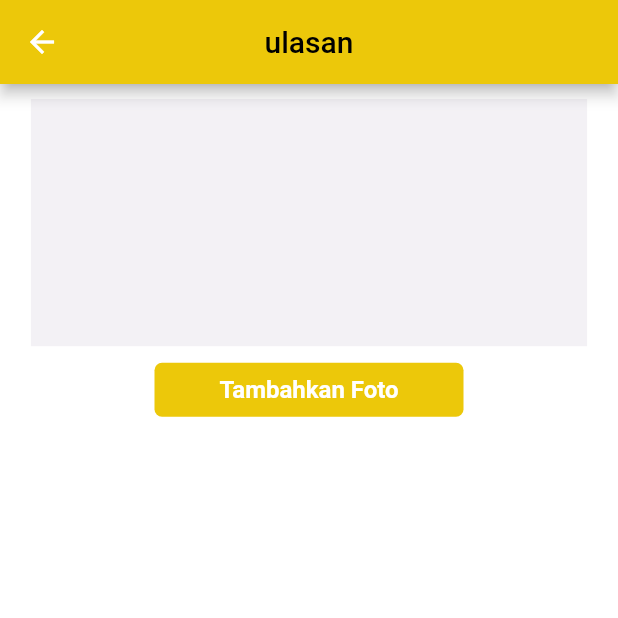
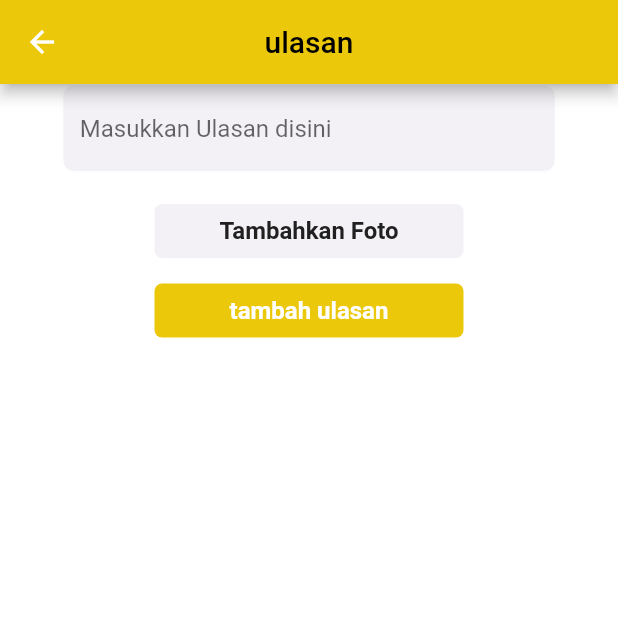
Before and after one commit to ihzapradana/MicroJ, a Flutter app: the Ulasan screen opened directly, on a phone screen of 412 x 824 dp, the top half of it. Run offline on Flutter 3.47's test engine with Material 2 defaults, Android fonts, the phone set to English and light mode, and no system bars; our stand-ins replace cloud_firestore, firebase_auth, firebase_core, getwidget, google_maps_flutter, image_picker; accounts and stored records are empty; Roboto replaces fonts that are missing (Poppins).

Commit message:
ngubah ulasan dikit

```diff
--- a/lib/category.dart
+++ b/lib/category.dart
@@ -27,12 +27,13 @@ class _categoryState extends State<category> {
             'nama': e['nama'],
             'jarak': e['jarak'],
             'deskripsi': e['deskripsi'],
-            'gambar' : e['gambar']
+            'gambar': e['gambar']
           };
         }).toList();
       });
     });
   }
+
   @override
   Widget build(BuildContext context) {
     final tinggi = MediaQuery.of(context).size.height;
@@ -40,8 +41,11 @@ class _categoryState extends State<category> {
     return Scaffold(
       resizeToAvoidBottomInset: false,
       appBar: AppBar(
-        title: Text("Category Olahan Makanan", style: TextStyle(color: Colors.black),),
-        backgroundColor: Colors.white,
+        title: Text(
+          "Category Olahan Makanan",
+          style: TextStyle(color: Colors.black),
+        ),
+        backgroundColor: Color(0xFFECC80A),
       ),
       body: Column(
         children: [
@@ -51,7 +55,6 @@ class _categoryState extends State<category> {
                 itemBuilder: (_, int index) {
                   var item = list_item[index];
                   return Container(
-
                     child: Row(
                       children: [
                         Container(
@@ -59,7 +62,9 @@ class _categoryState extends State<category> {
                             height: tinggi * 0.2,
                             padding: EdgeInsets.all(3),
                             child: ClipRRect(
-                    child: Image(image: AssetImage("assets/images/${item['gambar']}"),
+                              child: Image(
+                                image: AssetImage(
+                                    "assets/images/${item['gambar']}"),
                               ),
                             )),
                         Container(
@@ -67,7 +72,10 @@ class _categoryState extends State<category> {
                           child: Column(
                             crossAxisAlignment: CrossAxisAlignment.start,
                             children: [
-                      Text(item['nama'], style: TextStyle(fontWeight: FontWeight.bold),),
+                              Text(
+                                item['nama'],
+                                style: TextStyle(fontWeight: FontWeight.bold),
+                              ),
                               SizedBox(
                                 height: tinggi * 0.02,
                               ),
@@ -82,9 +90,9 @@ class _categoryState extends State<category> {
                       ],
                     ),
                   );
-                  }
-          ),
-      )],
+                }),
+          )
+        ],
       ),
     );
   }
--- a/lib/main.dart
+++ b/lib/main.dart
@@ -2,6 +2,7 @@ import 'package:firebase_core/firebase_core.dart';
 import 'package:flutter/material.dart';
 import 'package:nyoba/login1.dart';
 import 'package:nyoba/profile.dart';
+import 'package:nyoba/ulasan.dart';
 
 void main() async {
   WidgetsFlutterBinding.ensureInitialized();
--- a/lib/ulasan.dart
+++ b/lib/ulasan.dart
@@ -35,9 +35,28 @@ class _UlasanState extends State<Ulasan> {
         child: Column(
           children: [
             Container(
+              width: lebar * 0.8,
+              // height: tinggi * 0.2,
+              child: TextField(
+                decoration: InputDecoration(
+                  focusedBorder: OutlineInputBorder(
+                    borderSide: BorderSide(color: Colors.white),
+                    borderRadius: BorderRadius.circular(8),
+                  ),
+                  enabledBorder: OutlineInputBorder(
+                    borderRadius: BorderRadius.circular(8),
+                    borderSide: BorderSide(color: Colors.white),
+                  ),
+                  fillColor: Color(0xffF3F1F5),
+                  filled: true,
+                  hintText: "Masukkan Ulasan disini",
+                ),
+              ),
+            ),
+            Container(
               margin: const EdgeInsets.only(top: 10),
               width: lebar * 0.9,
-              height: tinggi * 0.2,
+              // height: tinggi * 0.2,
               color: Color(0xffF3F1F5),
               child: image == null ? SizedBox() : Image.file(image!),
             ),
@@ -46,7 +65,7 @@ class _UlasanState extends State<Ulasan> {
               width: lebar * 0.5,
               child: TextButton(
                   style: TextButton.styleFrom(
-                    backgroundColor: const Color(0xFFECC80A),
+                    backgroundColor: const Color(0xffF3F1F5),
                     shape: RoundedRectangleBorder(
                       borderRadius: BorderRadius.circular(5),
                     ),
@@ -61,9 +80,31 @@ class _UlasanState extends State<Ulasan> {
                         fontFamily: "Poppins",
                         fontWeight: FontWeight.bold,
                         fontSize: 16,
-                        color: Colors.white),
+                        color: Color.fromARGB(255, 32, 32, 32)),
                   )),
             ),
+            Container(
+              margin: const EdgeInsets.only(top: 5),
+              width: lebar * 0.5,
+              child: TextButton(
+                style: TextButton.styleFrom(
+                  backgroundColor: const Color(0xFFECC80A),
+                  shape: RoundedRectangleBorder(
+                    borderRadius: BorderRadius.circular(5),
+                  ),
+                ),
+                onPressed: () {},
+                child: const Text(
+                  "tambah ulasan",
+                  textAlign: TextAlign.center,
+                  style: TextStyle(
+                      fontFamily: "Poppins",
+                      fontWeight: FontWeight.bold,
+                      fontSize: 16,
+                      color: Colors.white),
+                ),
+              ),
+            )
           ],
         ),
       ),
```
Lines whose indentation alone changed are shown as unchanged.
